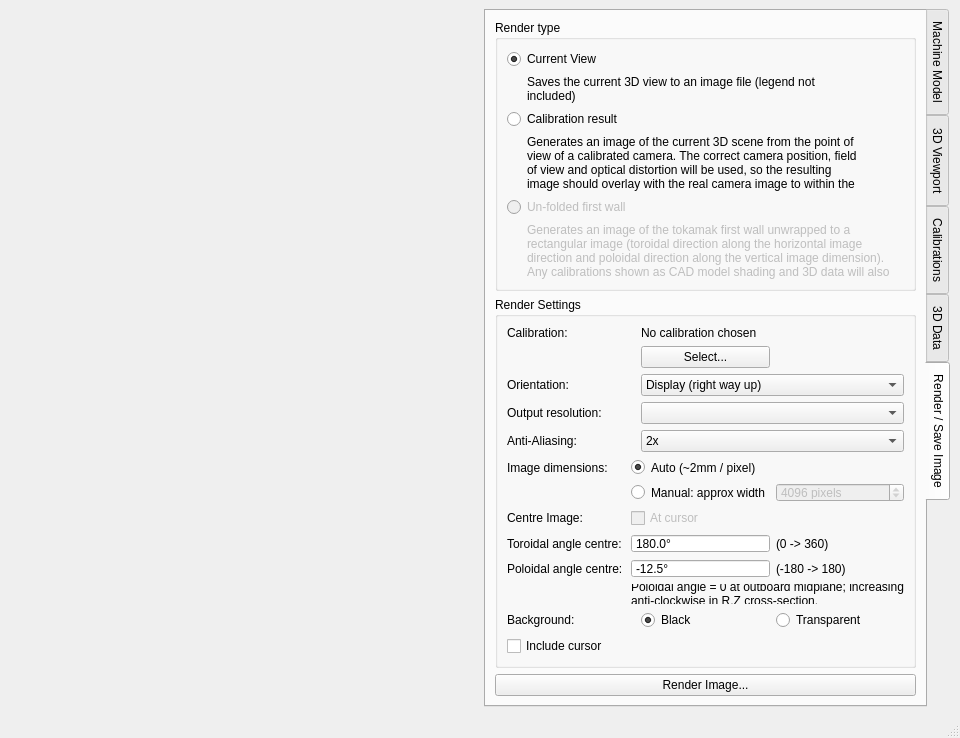
This is calcam/gui/qt_designer_files/viewer.ui in euratom-software/calcam as Qt 5 draws it before an edit. The edited form follows.
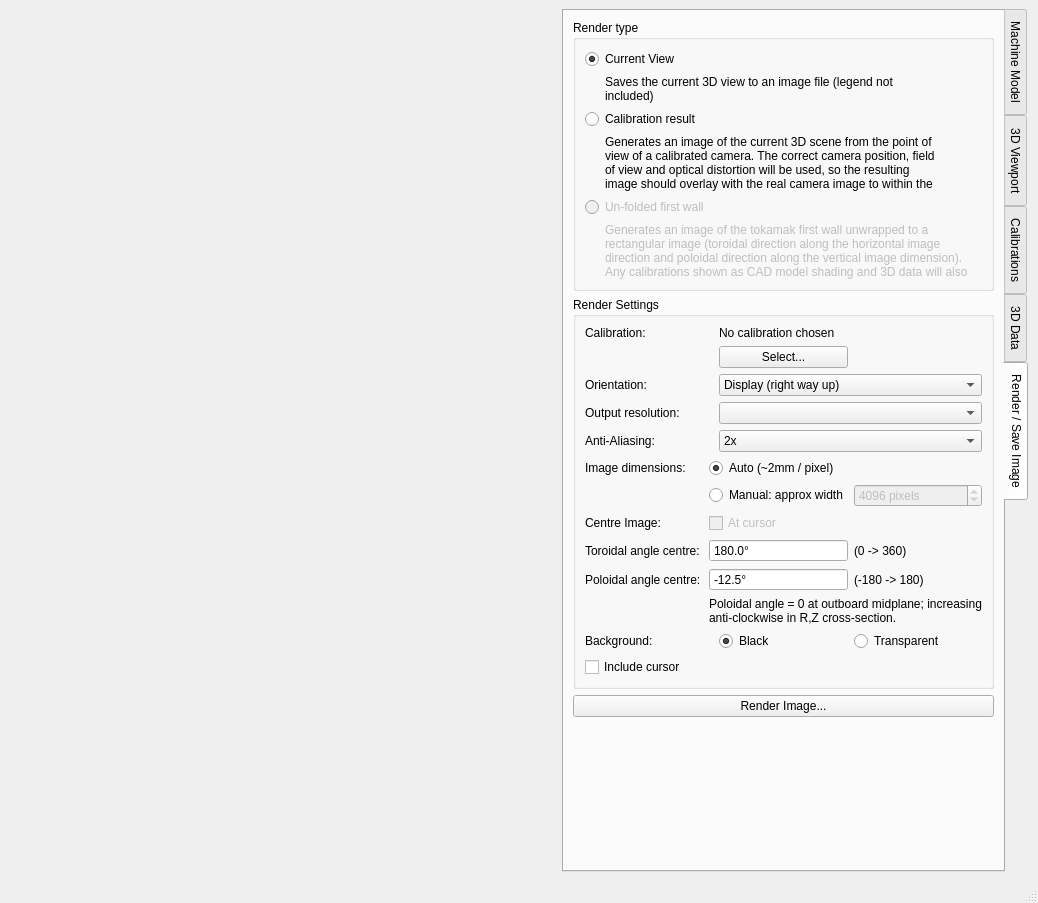
This is the edited form. The open tabs and pages were chosen to show the change.

Commit message: Fix overly-wide tab panel in viewer GUI.

What changed in the file:
```diff
--- a/calcam/gui/qt_designer_files/viewer.ui
+++ b/calcam/gui/qt_designer_files/viewer.ui
@@ -6,8 +6,8 @@
    <rect>
     <x>0</x>
     <y>0</y>
-    <width>960</width>
-    <height>738</height>
+    <width>1038</width>
+    <height>903</height>
    </rect>
   </property>
   <property name="sizePolicy">
@@ -1568,6 +1568,12 @@
              <property name="enabled">
               <bool>false</bool>
              </property>
+             <property name="sizePolicy">
+              <sizepolicy hsizetype="Ignored" vsizetype="Preferred">
+               <horstretch>0</horstretch>
+               <verstretch>0</verstretch>
+              </sizepolicy>
+             </property>
              <property name="text">
               <string>Generates an image of the tokamak first wall unwrapped to a rectangular image (toroidal direction along the horizontal image direction and poloidal direction along the vertical image dimension). Any calibrations shown as CAD model shading and 3D data will also be included.</string>
              </property>
```
Left out of the diff: 55 changed lines with no effect on the pictures.
